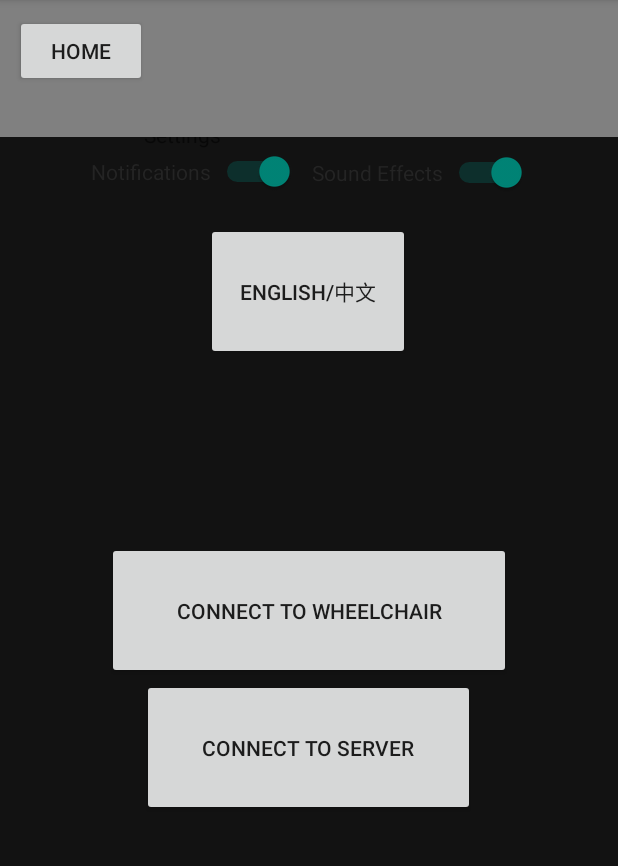
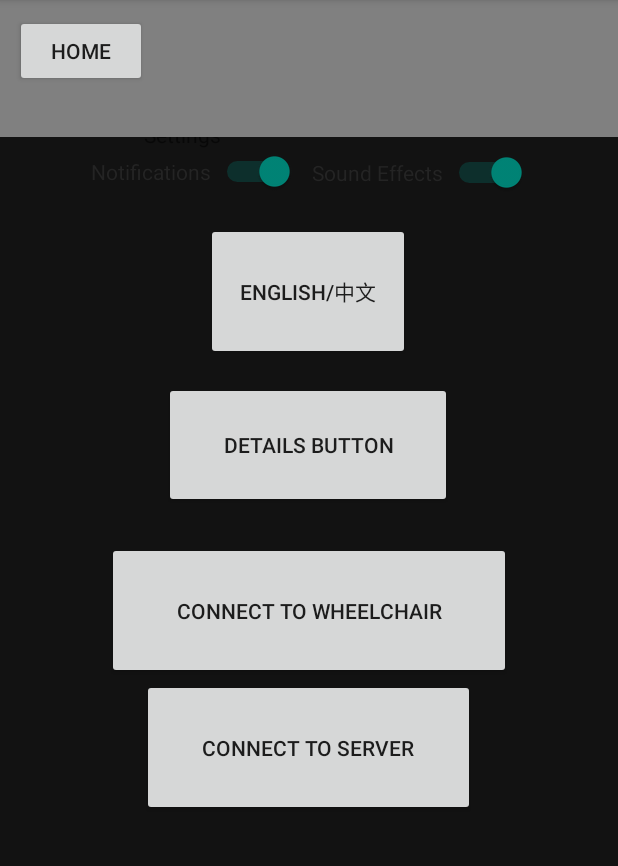
Before and after one commit to gen-e-sis/AIoTR-App, an Android app: the fragment SettingsFragment placed in its activity, on a phone screen of 412 x 824 dp, the part 84-950 px from its top. Run offline under Robolectric (Android 15) with nearby library versions, the phone set to English and light mode, and no system bars; libraries missing offline, so code that uses them is left out: com.mapbox.mapboxsdk; 1 statement that could not run was skipped.

Commit message:
'fixed' manual control, not rly

```diff
--- a/app/src/main/java/com/schneewittchen/rosandroid/ui/fragments/home/HomeFragment.java
+++ b/app/src/main/java/com/schneewittchen/rosandroid/ui/fragments/home/HomeFragment.java
@@ -41,7 +41,7 @@ public class HomeFragment extends Fragment {
 
         (robotArm = new TabButton(v.findViewById(R.id.robotArm))).linkToFragment(6, getParentFragmentManager().beginTransaction());
 
-        //(manualControl = new TabButton(v.findViewById(R.id.manualControl))).linkToFragment(7, getParentFragmentManager().beginTransaction());
+        (manualControl = new TabButton(v.findViewById(R.id.manualControl))).linkToFragment(7, getParentFragmentManager().beginTransaction());
 
         return v;
     }
--- a/app/src/main/java/com/schneewittchen/rosandroid/ui/fragments/main/MainFragment.java
+++ b/app/src/main/java/com/schneewittchen/rosandroid/ui/fragments/main/MainFragment.java
@@ -111,6 +111,9 @@ public class MainFragment extends Fragment implements OnBackPressedListener {
                     case "Home":
                         navController.navigate(R.id.action_to_homeFragment);
                         break;
+//                    case "M":
+//                        navController.navigate(R.id.action_to_homeFragment);
+//                        break;
                     default:
                         navController.navigate(R.id.action_to_vizFragment);
                 }
--- a/app/src/main/java/com/schneewittchen/rosandroid/ui/fragments/settings/SettingsFragment.java
+++ b/app/src/main/java/com/schneewittchen/rosandroid/ui/fragments/settings/SettingsFragment.java
@@ -35,6 +35,9 @@ public class SettingsFragment extends Fragment {
         TabButton sshButton = new TabButton(v .findViewById(R.id.ssh_button));
         sshButton.linkToFragment(4, getParentFragmentManager().beginTransaction());
 
+        TabButton detailsButton = new TabButton(v .findViewById(R.id.details_button));
+        sshButton.linkToFragment(8, getParentFragmentManager().beginTransaction());
+
         return v;
     }
 
--- a/app/src/main/res/layout/fragment_manual_control.xml
+++ b/app/src/main/res/layout/fragment_manual_control.xml
@@ -22,10 +22,9 @@
         android:layout_height="731dp"
         app:mapbox_cameraTargetLat="@string/default_lat"
         app:mapbox_cameraTargetLng="@string/default_lon"
-        app:mapbox_cameraZoom="17">
+        app:mapbox_cameraZoom="17"/>
 
 
-    </com.mapbox.mapboxsdk.maps.MapView>
     <ImageView
         android:id="@+id/joystick"
         android:layout_width="209dp"
--- a/app/src/main/res/layout/fragment_settings.xml
+++ b/app/src/main/res/layout/fragment_settings.xml
@@ -94,6 +94,21 @@
         app:layout_constraintStart_toStartOf="parent"
         app:layout_constraintTop_toBottomOf="@+id/language_button" />
 
+
+    <Button
+        android:id="@+id/details_button"
+        android:layout_width="192dp"
+        android:layout_height="84dp"
+        android:layout_marginStart="71dp"
+        android:layout_marginEnd="71dp"
+        android:text="Details Button"
+        app:layout_constraintBottom_toTopOf="@+id/master_button"
+        app:layout_constraintEnd_toEndOf="parent"
+        app:layout_constraintHorizontal_bias="0.493"
+        app:layout_constraintStart_toStartOf="parent"
+        app:layout_constraintTop_toBottomOf="@+id/language_button"
+        app:layout_constraintVertical_bias="0.116" />
+
     <Button
         android:id="@+id/language_button"
         android:layout_width="136dp"
--- a/app/src/main/res/navigation/main_navigation.xml
+++ b/app/src/main/res/navigation/main_navigation.xml
@@ -128,12 +128,12 @@
     <fragment
         android:id="@+id/manualControl"
         android:name="com.schneewittchen.rosandroid.ui.fragments.manualControl.ManualControlFragment"
-        android:label="ManualControlFragment"
+        android:label="manualControl"
         tools:layout="@layout/fragment_manual_control"/>
 
     <action
         android:id="@+id/action_to_manualControlFragment"
-        app:destination="@id/manualControl"
+        app:destination="@id/vizFragment"
         app:popUpTo="@id/main_navigation"
         app:popUpToInclusive="true" />
 
```
Also changed, not shown: app/src/main/java/com/schneewittchen/rosandroid/ui/general/TabButton.java (+9 -2 lines), app/src/main/res/layout/fragment_home.xml (+3 -4 lines), 3 other files.
